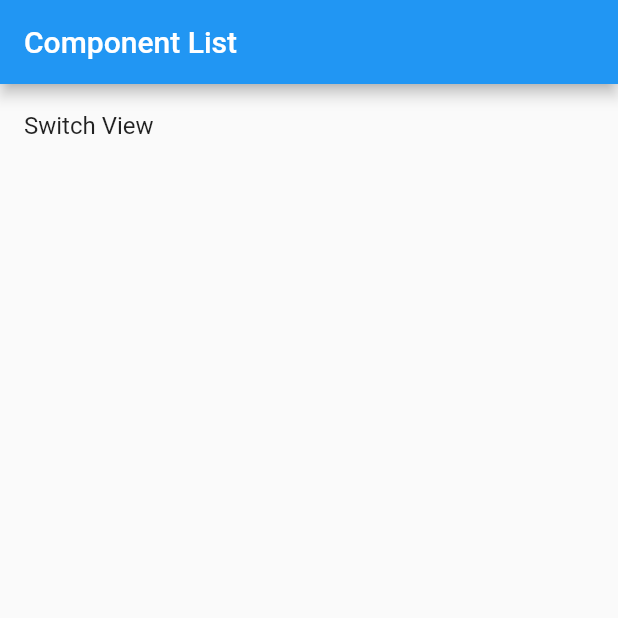
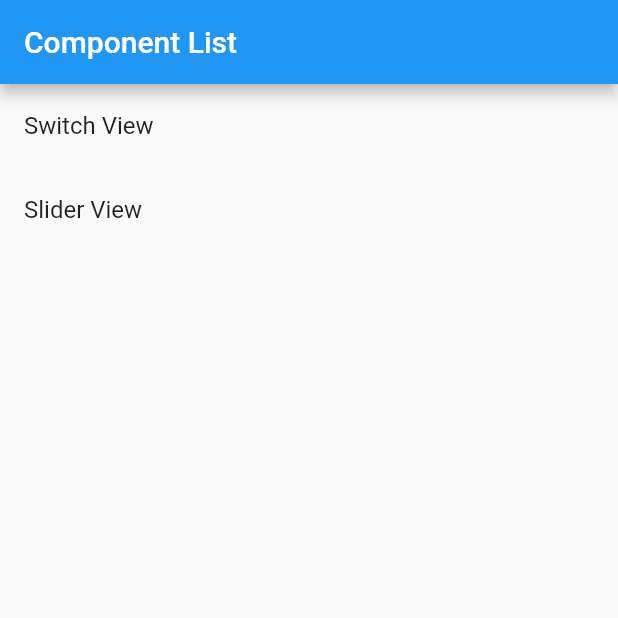
Before and after one commit to lv-kit/flutter-sample-apps, a Flutter app: the screen it shows after launch, on a phone screen of 412 x 824 dp, the top half of it. Run offline on Flutter 3.47's test engine with Material 2 defaults, Android fonts, the phone set to English and light mode, and no system bars; our stand-ins replace auto_route, hooks_riverpod.

Commit message:
add slider

```diff
--- a/component-samples/lib/routes.dart
+++ b/component-samples/lib/routes.dart
@@ -1,6 +1,7 @@
 import 'package:auto_route/auto_route.dart';
 import 'package:component_sample/ui/screens/home_screen.dart';
 import 'package:component_sample/ui/screens/root.dart';
+import 'package:component_sample/ui/screens/slider_screen.dart';
 import 'package:component_sample/ui/screens/switch_screen.dart';
 
 @MaterialAutoRouter(
@@ -22,6 +23,11 @@ import 'package:component_sample/ui/screens/switch_screen.dart';
       path: 'Switch',
       name: 'SwitchRouter',
       page: SwitchScreen,
+    ),
+    AutoRoute<AutoRoute>(
+      path: 'Slider',
+      name: 'SliderRouter',
+      page: SliderScreen,
     ),
   ],
 )
--- a/component-samples/lib/ui/screens/root.dart
+++ b/component-samples/lib/ui/screens/root.dart
@@ -16,7 +16,11 @@ class RootScreen extends StatelessWidget {
           ListTile(
             onTap: () => AutoRouter.of(context).push(const SwitchRouter()),
             title: const Text("Switch View"),
-          )
+          ),
+          ListTile(
+            onTap: () => AutoRouter.of(context).push(const SliderRouter()),
+            title: const Text("Slider View"),
+          ),
         ],
       ),
     );
```
Also changed, not shown: component-samples/lib/routes.gr.dart.
